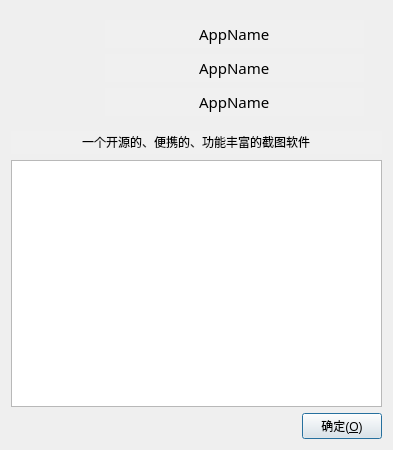
The window that SmartScreenSnapper/ui/aboutdialog.ui (SkyD666/SmartScreenSnapper) describes before a commit, drawn with Qt 5.
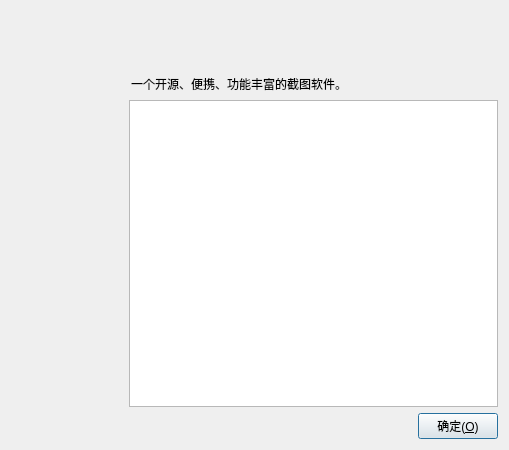
The same window after the commit.

Commit message: 修复外部qss中资源相对路径无法识别的问题；更改关于页面布局

The edit to the form file:
```diff
--- a/SmartScreenSnapper/ui/aboutdialog.ui
+++ b/SmartScreenSnapper/ui/aboutdialog.ui
@@ -6,7 +6,7 @@
    <rect>
     <x>0</x>
     <y>0</y>
-    <width>393</width>
+    <width>509</width>
     <height>450</height>
    </rect>
   </property>
@@ -19,109 +19,37 @@
   <property name="windowTitle">
    <string>关于</string>
   </property>
-  <layout class="QVBoxLayout" name="verticalLayout_3">
+  <layout class="QHBoxLayout" name="horizontalLayout">
    <item>
-    <widget class="QWidget" name="widget_4" native="true">
-     <property name="sizePolicy">
-      <sizepolicy hsizetype="Preferred" vsizetype="Fixed">
-       <horstretch>0</horstretch>
-       <verstretch>0</verstretch>
-      </sizepolicy>
+    <layout class="QVBoxLayout" name="verticalLayout_2">
+     <property name="leftMargin">
+      <number>6</number>
      </property>
-     <layout class="QHBoxLayout" name="horizontalLayout_2">
+     <property name="topMargin">
+      <number>6</number>
+     </property>
+     <property name="rightMargin">
+      <number>6</number>
+     </property>
+     <property name="bottomMargin">
+      <number>6</number>
+     </property>
       <item>
        <widget class="QLabel" name="labelIcon">
         <property name="minimumSize">
          <size>
-          <width>70</width>
-          <height>70</height>
+         <width>100</width>
+         <height>100</height>
          </size>
         </property>
         <property name="maximumSize">
          <size>
-          <width>70</width>
-          <height>70</height>
+         <width>100</width>
+         <height>100</height>
          </size>
         </property>
         <property name="text">
          <string/>
-        </property>
-       </widget>
-      </item>
-      <item>
-       <widget class="QWidget" name="widget_3" native="true">
-        <property name="sizePolicy">
-         <sizepolicy hsizetype="Preferred" vsizetype="Fixed">
-          <horstretch>0</horstretch>
-          <verstretch>0</verstretch>
-         </sizepolicy>
-        </property>
-        <layout class="QVBoxLayout" name="verticalLayout_4">
-         <property name="spacing">
-          <number>0</number>
-         </property>
-         <property name="topMargin">
-          <number>0</number>
-         </property>
-         <property name="bottomMargin">
-          <number>0</number>
-         </property>
-         <item>
-          <widget class="QLineEdit" name="lineEditAppName">
-           <property name="palette">
-            <palette>
-             <active>
-              <colorrole role="Base">
-               <brush brushstyle="SolidPattern">
-                <color alpha="255">
-                 <red>240</red>
-                 <green>240</green>
-                 <blue>240</blue>
-                </color>
-               </brush>
-              </colorrole>
-             </active>
-             <inactive>
-              <colorrole role="Base">
-               <brush brushstyle="SolidPattern">
-                <color alpha="255">
-                 <red>240</red>
-                 <green>240</green>
-                 <blue>240</blue>
-                </color>
-               </brush>
-              </colorrole>
-             </inactive>
-             <disabled>
-              <colorrole role="Base">
-               <brush brushstyle="SolidPattern">
-                <color alpha="255">
-                 <red>240</red>
-                 <green>240</green>
-                 <blue>240</blue>
-                </color>
-               </brush>
-              </colorrole>
-             </disabled>
-            </palette>
-           </property>
-           <property name="font">
-            <font>
-             <family>宋体</family>
-             <pointsize>11</pointsize>
-            </font>
-           </property>
-           <property name="text">
-            <string>AppName</string>
-           </property>
-           <property name="frame">
-            <bool>false</bool>
-           </property>
-           <property name="alignment">
-            <set>Qt::AlignCenter</set>
-           </property>
-           <property name="readOnly">
-            <bool>true</bool>
            </property>
           </widget>
          </item>
@@ -130,211 +58,83 @@
            <property name="orientation">
             <enum>Qt::Vertical</enum>
            </property>
-           <property name="sizeType">
-            <enum>QSizePolicy::Fixed</enum>
-           </property>
            <property name="sizeHint" stdset="0">
             <size>
              <width>20</width>
-             <height>6</height>
+         <height>40</height>
             </size>
            </property>
           </spacer>
+     </item>
+    </layout>
+   </item>
+   <item>
+    <layout class="QVBoxLayout" name="verticalLayout">
+     <property name="rightMargin">
+      <number>0</number>
+     </property>
+     <item>
+      <widget class="QLineEdit" name="lineEditAppName">
+       <property name="styleSheet">
+        <string notr="true">QLineEdit {
+	font: bold 10pt;
+	background-color: transparent;
+}</string>
+       </property>
+       <property name="text">
+        <string/>
+       </property>
+       <property name="frame">
+        <bool>false</bool>
+       </property>
+       <property name="readOnly">
+        <bool>true</bool>
+       </property>
+      </widget>
          </item>
          <item>
           <widget class="QLineEdit" name="lineEditAppVersion">
-           <property name="palette">
-            <palette>
-             <active>
-              <colorrole role="Base">
-               <brush brushstyle="SolidPattern">
-                <color alpha="255">
-                 <red>240</red>
-                 <green>240</green>
-                 <blue>240</blue>
-                </color>
-               </brush>
-              </colorrole>
-             </active>
-             <inactive>
-              <colorrole role="Base">
-               <brush brushstyle="SolidPattern">
-                <color alpha="255">
-                 <red>240</red>
-                 <green>240</green>
-                 <blue>240</blue>
-                </color>
-               </brush>
-              </colorrole>
-             </inactive>
-             <disabled>
-              <colorrole role="Base">
-               <brush brushstyle="SolidPattern">
-                <color alpha="255">
-                 <red>240</red>
-                 <green>240</green>
-                 <blue>240</blue>
-                </color>
-               </brush>
-              </colorrole>
-             </disabled>
-            </palette>
-           </property>
-           <property name="font">
-            <font>
-             <family>宋体</family>
-             <pointsize>11</pointsize>
-            </font>
-           </property>
-           <property name="text">
-            <string>AppName</string>
+       <property name="styleSheet">
+        <string notr="true">QLineEdit {
+	background-color: transparent;
+}</string>
            </property>
            <property name="frame">
             <bool>false</bool>
            </property>
-           <property name="alignment">
-            <set>Qt::AlignCenter</set>
-           </property>
            <property name="readOnly">
             <bool>true</bool>
            </property>
           </widget>
          </item>
-         <item>
-          <spacer name="verticalSpacer_2">
-           <property name="orientation">
-            <enum>Qt::Vertical</enum>
-           </property>
-           <property name="sizeType">
-            <enum>QSizePolicy::Fixed</enum>
-           </property>
-           <property name="sizeHint" stdset="0">
-            <size>
-             <width>20</width>
-             <height>6</height>
-            </size>
-           </property>
-          </spacer>
-         </item>
          <item>
           <widget class="QLineEdit" name="lineEditSystemInfo">
-           <property name="palette">
-            <palette>
-             <active>
-              <colorrole role="Base">
-               <brush brushstyle="SolidPattern">
-                <color alpha="255">
-                 <red>240</red>
-                 <green>240</green>
-                 <blue>240</blue>
-                </color>
-               </brush>
-              </colorrole>
-             </active>
-             <inactive>
-              <colorrole role="Base">
-               <brush brushstyle="SolidPattern">
-                <color alpha="255">
-                 <red>240</red>
-                 <green>240</green>
-                 <blue>240</blue>
-                </color>
-               </brush>
-              </colorrole>
-             </inactive>
-             <disabled>
-              <colorrole role="Base">
-               <brush brushstyle="SolidPattern">
-                <color alpha="255">
-                 <red>240</red>
-                 <green>240</green>
-                 <blue>240</blue>
-                </color>
-               </brush>
-              </colorrole>
-             </disabled>
-            </palette>
-           </property>
-           <property name="font">
-            <font>
-             <family>宋体</family>
-             <pointsize>11</pointsize>
-            </font>
-           </property>
-           <property name="text">
-            <string>AppName</string>
+       <property name="styleSheet">
+        <string notr="true">QLineEdit {
+	background-color: transparent;
+}</string>
            </property>
            <property name="frame">
             <bool>false</bool>
            </property>
-           <property name="alignment">
-            <set>Qt::AlignCenter</set>
-           </property>
            <property name="readOnly">
             <bool>true</bool>
            </property>
-          </widget>
-         </item>
-        </layout>
-       </widget>
-      </item>
-     </layout>
     </widget>
    </item>
    <item>
     <widget class="QLineEdit" name="lineEditAppAbstract">
-     <property name="palette">
-      <palette>
-       <active>
-        <colorrole role="Base">
-         <brush brushstyle="SolidPattern">
-          <color alpha="255">
-           <red>240</red>
-           <green>240</green>
-           <blue>240</blue>
-          </color>
-         </brush>
-        </colorrole>
-       </active>
-       <inactive>
-        <colorrole role="Base">
-         <brush brushstyle="SolidPattern">
-          <color alpha="255">
-           <red>240</red>
-           <green>240</green>
-           <blue>240</blue>
-          </color>
-         </brush>
-        </colorrole>
-       </inactive>
-       <disabled>
-        <colorrole role="Base">
-         <brush brushstyle="SolidPattern">
-          <color alpha="255">
-           <red>240</red>
-           <green>240</green>
-           <blue>240</blue>
-          </color>
-         </brush>
-        </colorrole>
-       </disabled>
-      </palette>
-     </property>
-     <property name="font">
-      <font>
-       <family>宋体</family>
-       <pointsize>9</pointsize>
-      </font>
+       <property name="styleSheet">
+        <string notr="true">QLineEdit {
+	background-color: transparent;
+}</string>
      </property>
      <property name="text">
-      <string>一个开源的、便携的、功能丰富的截图软件</string>
+        <string>一个开源、便携、功能丰富的截图软件。</string>
      </property>
      <property name="frame">
       <bool>false</bool>
      </property>
-     <property name="alignment">
-      <set>Qt::AlignCenter</set>
-     </property>
      <property name="readOnly">
       <bool>true</bool>
      </property>
@@ -402,6 +202,8 @@
       </item>
      </layout>
     </widget>
+     </item>
+    </layout>
    </item>
   </layout>
  </widget>
```
Lines whose indentation alone changed are shown as unchanged. The commit also changes 2 other files.
